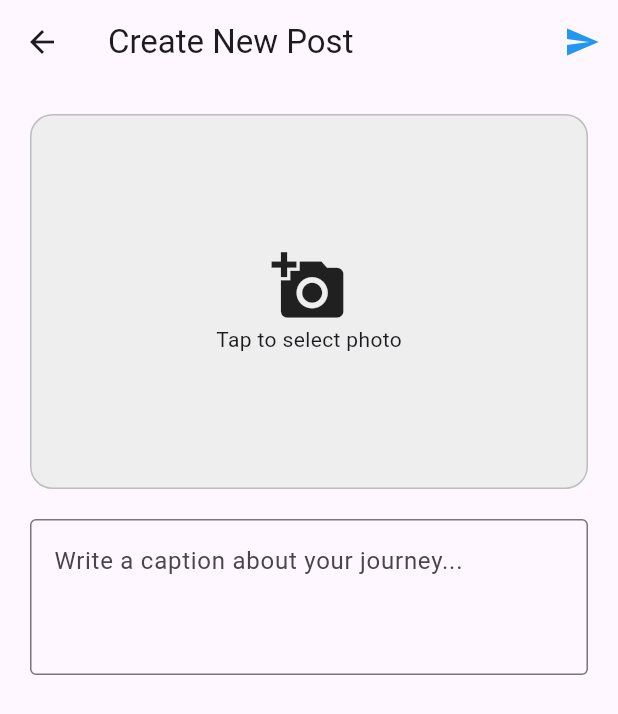
After one commit to FilmQ/kangnok, a Flutter app: the ExplorerHomePage screen opened by its route, item 2 of the bottom bar chosen, after a tap on the "add a photo" icon, on a phone screen of 412 x 824 dp. The commit adds this screen. Shown: the top 714 px of the screen. Run offline on Flutter 3.47's test engine with Material 3 defaults, Android fonts, the phone set to English and light mode, and no system bars; our stand-ins replace cloud_firestore, firebase_auth, firebase_core, firebase_storage, flutter_dotenv, flutter_riverpod and 2 more; missing offline and left inert: firebase_ui_auth, firebase_ui_oauth_google; accounts and stored records are empty; network calls fail.

Commit message:
add social page, add post page, add firestore collection for posts and modified home page, main.

```diff
--- a/lib/main.dart
+++ b/lib/main.dart
@@ -12,6 +12,8 @@ import 'package:kangnok/pages/explorer_profile_page.dart';
 import 'package:kangnok/pages/ranger_home_page.dart';
 import 'package:kangnok/pages/signup_page.dart';
 import 'pages/welcome_page.dart';
+import 'pages/explorer_add_post_page.dart';
+import 'pages/explorer_social_page.dart';
 
 void main() async {
   WidgetsFlutterBinding.ensureInitialized();
@@ -37,6 +39,8 @@ class MyApp extends StatelessWidget {
         '/ranger_home': (context) => RangerHomePage(),
         '/park': (context) => ParkPage(),
         '/explorer_profile': (context) => ExplorerProfilePage(),
+        '/explorer_add_post': (context) => AddPostPage(),
+        '/explorer_social': (context) => SocialPage(),
       },
     );
   }
--- /dev/null
+++ b/lib/pages/explorer_add_post_page.dart
@@ -0,0 +1,129 @@
+import 'dart:io';
+import 'package:flutter/material.dart';
+import 'package:image_picker/image_picker.dart';
+import 'package:firebase_storage/firebase_storage.dart';
+import 'package:cloud_firestore/cloud_firestore.dart';
+import 'package:firebase_auth/firebase_auth.dart';
+
+class AddPostPage extends StatefulWidget {
+  const AddPostPage({super.key});
+
+  @override
+  State<AddPostPage> createState() => _AddPostPageState();
+}
+
+class _AddPostPageState extends State<AddPostPage> {
+  File? _image;
+  final _captionController = TextEditingController();
+  bool _isLoading = false;
+
+  // --- ฟังก์ชันเลือกรูปจากมือถือ ---
+  Future<void> _pickImage() async {
+    final pickedFile = await ImagePicker().pickImage(
+      source: ImageSource.gallery,
+      imageQuality: 70, // ลดขนาดรูปเพื่อความประหยัด Storage
+    );
+
+    if (pickedFile != null) {
+      setState(() {
+        _image = File(pickedFile.path);
+      });
+    }
+  }
+
+  // --- ฟังก์ชันอัปโหลดข้อมูลทั้งหมดไป Firebase ---
+  Future<void> _uploadPost() async {
+    if (_image == null || _captionController.text.isEmpty) {
+      ScaffoldMessenger.of(context).showSnackBar(
+        const SnackBar(content: Text("Please select an image and write a caption")),
+      );
+      return;
+    }
+
+    setState(() => _isLoading = true);
+
+    try {
+      final user = FirebaseAuth.instance.currentUser!;
+
+      // 1. อัปโหลดรูปลง Firebase Storage
+      String fileName = 'posts/${DateTime.now().millisecondsSinceEpoch}.jpg';
+      TaskSnapshot snapshot = await FirebaseStorage.instance
+          .ref()
+          .child(fileName)
+          .putFile(_image!);
+
+      // 2. รับลิงก์รูปภาพ (Download URL)
+      String downloadUrl = await snapshot.ref.getDownloadURL();
+
+      // 3. บันทึกข้อมูลลง Firestore
+      await FirebaseFirestore.instance.collection('posts').add({
+        'userId': user.uid,
+        'userName': user.displayName ?? "Anonymous", // อย่าลืมเซ็ตชื่อตอนสมัคร
+        'imageUrl': downloadUrl,
+        'caption': _captionController.text,
+        'likesCount': 0,
+        'createdAt': FieldValue.serverTimestamp(),
+      });
+
+      if (mounted) Navigator.pop(context); // กลับหน้า Feed
+    } catch (e) {
+      print(e);
+    } finally {
+      setState(() => _isLoading = false);
+    }
+  }
+
+  @override
+  Widget build(BuildContext context) {
+    return Scaffold(
+      appBar: AppBar(
+        title: const Text("Create New Post"),
+        actions: [
+          if (!_isLoading)
+            IconButton(onPressed: _uploadPost, icon: const Icon(Icons.send, color: Colors.blue))
+        ],
+      ),
+      body: _isLoading
+        ? const Center(child: CircularProgressIndicator())
+        : SingleChildScrollView(
+            padding: const EdgeInsets.all(20),
+            child: Column(
+              children: [
+                // ส่วนแสดงรูปที่เลือก
+                GestureDetector(
+                  onTap: _pickImage,
+                  child: Container(
+                    height: 250,
+                    width: double.infinity,
+                    decoration: BoxDecoration(
+                      color: Colors.grey[200],
+                      borderRadius: BorderRadius.circular(15),
+                      border: Border.all(color: Colors.grey[400]!),
+                    ),
+                    child: _image == null
+                        ? const Column(
+                            mainAxisAlignment: MainAxisAlignment.center,
+                            children: [Icon(Icons.add_a_photo, size: 50), Text("Tap to select photo")],
+                          )
+                        : ClipRRect(
+                            borderRadius: BorderRadius.circular(15),
+                            child: Image.file(_image!, fit: BoxFit.cover),
+                          ),
+                  ),
+                ),
+                const SizedBox(height: 20),
+                // ช่องกรอกแคปชั่น
+                TextField(
+                  controller: _captionController,
+                  maxLines: 3,
+                  decoration: const InputDecoration(
+                    hintText: "Write a caption about your journey...",
+                    border: OutlineInputBorder(),
+                  ),
+                ),
+              ],
+            ),
+          ),
+    );
+  }
+}
--- a/lib/pages/explorer_home_page.dart
+++ b/lib/pages/explorer_home_page.dart
@@ -3,6 +3,7 @@ import 'package:flutter_riverpod/flutter_riverpod.dart';
 import 'package:firebase_auth/firebase_auth.dart';
 import 'package:cloud_firestore/cloud_firestore.dart';
 import '../services/weather_service.dart';
+import 'explorer_social_page.dart';
 
 enum WidgetType { pollution, weather }
 
@@ -86,13 +87,13 @@ Future<Map<String, dynamic>> _fetchRealData({bool forceRefresh = false}) async {
 
   @override
   Widget build(BuildContext context) {
-    // รายชื่อหน้าที่จะแสดงในแต่ละ Tab
+    // 1. กำหนดหน้าที่จะแสดงในแต่ละ Tab ให้ตรงกับ Label ด้านล่าง
     final List<Widget> pages = [
-      _buildHomeContent(),           // Index 0
-      const Center(child: Text("Search Destinations", style: TextStyle(fontSize: 20))), // Index 1
-      const Center(child: Text("Add New Discovery", style: TextStyle(fontSize: 20))),   // Index 2
-      const Center(child: Text("My Favorites", style: TextStyle(fontSize: 20))),        // Index 3
-      const Center(child: Text("Profile Settings", style: TextStyle(fontSize: 20))),   // Index 4
+      _buildHomeContent(),                          // Index 0: Home
+      const SocialPage(),                           // Index 1: Social
+      const Center(child: Text("Map Page")),        // Index 2: Map
+      const Center(child: Text("Cosmetics Page")),  // Index 3: Cosmetics
+      const Center(child: Text("Profile Settings")),
     ];
 
     return Scaffold(
@@ -103,10 +104,12 @@ Future<Map<String, dynamic>> _fetchRealData({bool forceRefresh = false}) async {
       bottomNavigationBar: BottomNavigationBar(
         currentIndex: _selectedIndex,
         onTap: (index) {
+          // หากกด Tab Profile (Index 4) ให้ Push ไปหน้า Profile ใหม่
           if (index == 4) {
             Navigator.pushNamed(context, '/explorer_profile');
             return;
           }
+          // หากกด Tab อื่นๆ ให้สลับหน้าใน IndexedStack
           setState(() => _selectedIndex = index);
         },
         type: BottomNavigationBarType.fixed,
@@ -114,9 +117,9 @@ Future<Map<String, dynamic>> _fetchRealData({bool forceRefresh = false}) async {
         unselectedItemColor: Colors.grey,
         items: const [
           BottomNavigationBarItem(icon: Icon(Icons.home), label: "Home"),
-          BottomNavigationBarItem(icon: Icon(Icons.search), label: "Social"),
+          BottomNavigationBarItem(icon: Icon(Icons.people), label: "Social"), // เปลี่ยน icon เป็น people ให้เข้ากับ Social
           BottomNavigationBarItem(icon: Icon(Icons.map), label: "Map"),
-          BottomNavigationBarItem(icon: Icon(Icons.favorite), label: "Cosmetics"),
+          BottomNavigationBarItem(icon: Icon(Icons.auto_awesome), label: "Cosmetics"), // เปลี่ยน icon ให้ดูเป็นสายบิวตี้
           BottomNavigationBarItem(icon: Icon(Icons.person), label: "Profile"),
         ],
       ),
--- /dev/null
+++ b/lib/pages/explorer_social_page.dart
@@ -0,0 +1,186 @@
+import 'package:flutter/material.dart';
+import 'package:cloud_firestore/cloud_firestore.dart';
+import 'package:firebase_auth/firebase_auth.dart';
+import 'explorer_add_post_page.dart';
+
+class SocialPage extends StatefulWidget {
+  const SocialPage({super.key});
+
+  @override
+  State<SocialPage> createState() => _SocialPageState();
+}
+
+class _SocialPageState extends State<SocialPage> {
+  @override
+  Widget build(BuildContext context) {
+    return Scaffold(
+      backgroundColor: Colors.grey[100],
+      appBar: AppBar(
+        title: const Text(
+          "Explorer Community",
+          style: TextStyle(fontWeight: FontWeight.bold, color: Colors.black),
+        ),
+        centerTitle: true,
+        backgroundColor: Colors.white,
+        elevation: 0.5,
+      ),
+
+      // ปุ่มลอย (Floating Action Button) สำหรับกดโพสต์รูปได้ง่ายขึ้น
+      floatingActionButton: FloatingActionButton(
+        onPressed: () => _navigateToAddPost(),
+        backgroundColor: Colors.blueAccent,
+        child: const Icon(Icons.add_a_photo, color: Colors.white),
+      ),
+
+      body: StreamBuilder<QuerySnapshot>(
+        // ดึงข้อมูลจาก Firestore collection 'posts'
+        stream: FirebaseFirestore.instance
+            .collection('posts')
+            .orderBy('createdAt', descending: true) // เรียงลำดับจากใหม่ไปเก่า
+            .snapshots(),
+        builder: (context, snapshot) {
+          if (snapshot.hasError) {
+            return const Center(child: Text("Something went wrong"));
+          }
+          if (snapshot.connectionState == ConnectionState.waiting) {
+            return const Center(child: CircularProgressIndicator());
+          }
+
+          final posts = snapshot.data!.docs;
+
+          if (posts.isEmpty) {
+            return Center(
+              child: Column(
+                mainAxisAlignment: MainAxisAlignment.center,
+                children: [
+                  Icon(Icons.photo_library_outlined, size: 80, color: Colors.grey[400]),
+                  const SizedBox(height: 16),
+                  const Text("No posts yet. Be the first explorer!",
+                      style: TextStyle(color: Colors.grey, fontSize: 16)),
+                ],
+              ),
+            );
+          }
+
+          return ListView.builder(
+            padding: const EdgeInsets.symmetric(vertical: 10),
+            itemCount: posts.length,
+            itemBuilder: (context, index) {
+              var postData = posts[index].data() as Map<String, dynamic>;
+              return _buildPostCard(postData);
+            },
+          );
+        },
+      ),
+    );
+  }
+
+  // ฟังก์ชันนำทางไปหน้า Add Post
+  void _navigateToAddPost() {
+    Navigator.push(
+      context,
+      MaterialPageRoute(builder: (context) => const AddPostPage()), // ชื่อ Class หน้า Add Post ของคุณ
+    );
+  }
+
+  // ส่วนประกอบของการ์ดโพสต์แต่ละอัน
+  Widget _buildPostCard(Map<String, dynamic> data) {
+    return Container(
+      margin: const EdgeInsets.only(bottom: 12),
+      decoration: const BoxDecoration(
+        color: Colors.white,
+      ),
+      child: Column(
+        crossAxisAlignment: CrossAxisAlignment.start,
+        children: [
+          // 1. User Info Header
+          ListTile(
+            leading: CircleAvatar(
+              backgroundColor: Colors.blueAccent.withOpacity(0.1),
+              child: const Icon(Icons.person, color: Colors.blueAccent),
+            ),
+            title: Text(
+              data['userName'] ?? "Explorer",
+              style: const TextStyle(fontWeight: FontWeight.bold),
+            ),
+            subtitle: Text(
+              data['createdAt'] != null
+                  ? _formatTimestamp(data['createdAt'] as Timestamp)
+                  : "Just now",
+              style: const TextStyle(fontSize: 12),
+            ),
+            trailing: const Icon(Icons.more_horiz),
+          ),
+
+          // 2. Post Image
+          GestureDetector(
+            onDoubleTap: () {
+              // เพิ่มฟีเจอร์ Like เมื่อดับเบิลคลิกที่รูปได้ในอนาคต
+            },
+            child: Image.network(
+              data['imageUrl'],
+              width: double.infinity,
+              height: 350,
+              fit: BoxFit.cover,
+              loadingBuilder: (context, child, loadingProgress) {
+                if (loadingProgress == null) return child;
+                return Container(
+                  height: 350,
+                  color: Colors.grey[200],
+                  child: const Center(child: CircularProgressIndicator()),
+                );
+              },
+              errorBuilder: (context, error, stackTrace) => Container(
+                height: 350,
+                alignment: Alignment.center,
+                color: Colors.grey[300],
+                child: const Icon(Icons.broken_image, size: 50),
+
+              ),
+            ),
+          ),
+
+          // 3. Actions & Caption
+          Padding(
+            padding: const EdgeInsets.all(12.0),
+            child: Column(
+              crossAxisAlignment: CrossAxisAlignment.start,
+              children: [
+                Row(
+                  children: [
+                    const Icon(Icons.favorite_border, color: Colors.red, size: 28),
+                    const SizedBox(width: 15),
+                  ],
+                ),
+                const SizedBox(height: 10),
+                Text(
+                  "${data['likesCount'] ?? 0} likes",
+                  style: const TextStyle(fontWeight: FontWeight.bold),
+                ),
+                const SizedBox(height: 6),
+                RichText(
+                  text: TextSpan(
+                    style: const TextStyle(color: Colors.black, fontSize: 14),
+                    children: [
+                      TextSpan(
+                        text: "${data['userName']} ",
+                        style: const TextStyle(fontWeight: FontWeight.bold),
+                      ),
+                      TextSpan(text: data['caption'] ?? ""),
+                    ],
+                  ),
+                ),
+              ],
+            ),
+          ),
+        ],
+      ),
+    );
+  }
+
+  // ฟังก์ชันแปลงเวลา
+  String _formatTimestamp(Timestamp timestamp) {
+    DateTime date = timestamp.toDate();
+    return "${date.day}/${date.month}/${date.year}";
+  }
+}
--- a/pubspec.yaml
+++ b/pubspec.yaml
@@ -39,6 +39,7 @@ dependencies:
   riverpod: ^3.2.1
   http: ^1.6.0
   flutter_dotenv: ^5.2.1
+  firebase_storage: ^13.0.6
 
   # The following adds the Cupertino Icons font to your application.
   # Use with the CupertinoIcons class for iOS style icons.
```
Also changed, not shown: pubspec.lock, 3 other files.
